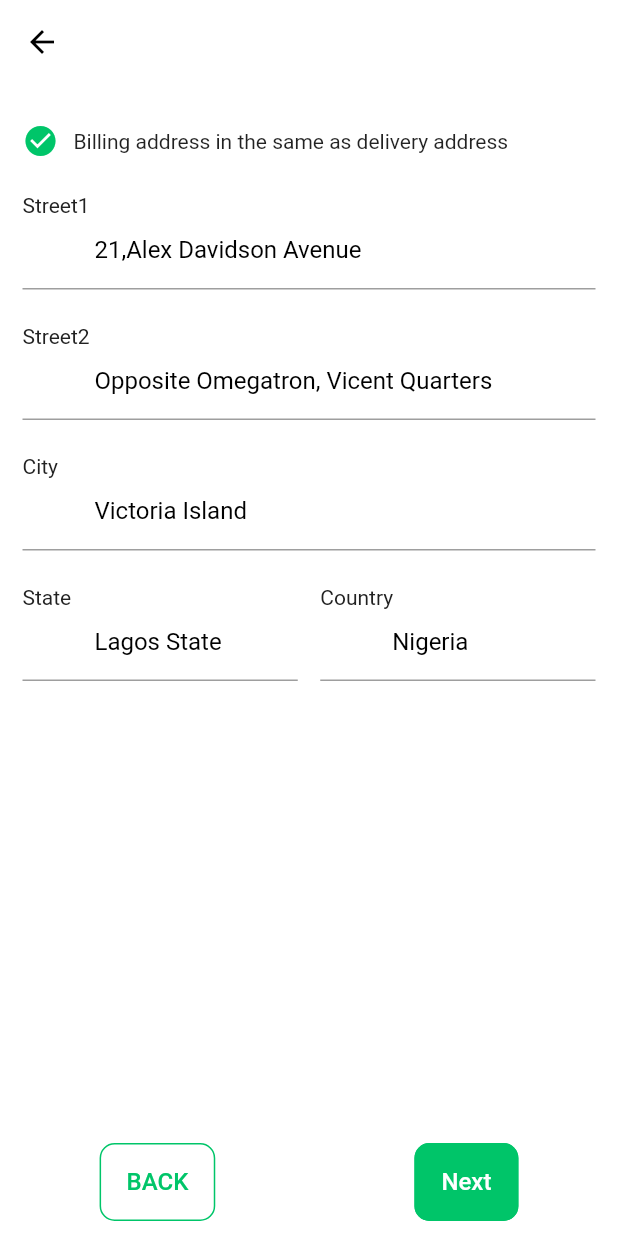
After one commit to mohamedsaad221/e_commerce_app, a Flutter app: the CheckOutScreen screen opened directly, scrolled down 56 dp, after a tap on "Next", on a phone screen of 412 x 824 dp. The commit adds this screen. Run offline on Flutter 3.47's test engine with Material 2 defaults, Android fonts, the phone set to English and light mode, and no system bars; our stand-ins replace bloc, cloud_firestore, firebase_auth, firebase_core, flutter_bloc, flutter_conditional_rendering and 8 more; missing offline and left inert: flutter_facebook_auth; accounts and stored records are empty.

Commit message:
checkout

```diff
--- /dev/null
+++ b/lib/modules/checkout/address_screen.dart
@@ -0,0 +1,130 @@
+import 'package:e_commerce_app/shared/components/custom_button.dart';
+import 'package:e_commerce_app/shared/components/custom_text_form_field.dart';
+import 'package:e_commerce_app/shared/constance.dart';
+import 'package:flutter/cupertino.dart';
+import 'package:flutter/material.dart';
+
+class AddAddressScreen extends StatelessWidget {
+
+  var street1Controller = TextEditingController();
+  var street2Controller = TextEditingController();
+  var cityController = TextEditingController();
+  var stateController = TextEditingController();
+  var countryController = TextEditingController();
+
+  @override
+  Widget build(BuildContext context) {
+    return Scaffold(
+      body: Padding(
+        padding: const EdgeInsets.all(15.0),
+        child: Container(
+          height: MediaQuery.of(context).size.height,
+          child: Column(
+            crossAxisAlignment: CrossAxisAlignment.start,
+            children: [
+              Expanded(
+                child: Column(
+                  children: [
+                    Row(
+                      children:
+                      [
+                        Icon(
+                          Icons.check_circle,
+                          color: myGreen,
+                        ),
+                        SizedBox(
+                          width: 10.0,
+                        ),
+                        Text(
+                          'Billing address in the same as delivery address'
+                        ),
+                      ],
+                    ),
+                    SizedBox(height: 25.0,),
+                    Column(
+                      children: [
+                        CustomTextFormField(
+                            controller: street1Controller,
+                            type: TextInputType.text,
+                            text: 'Street1',
+                            hint: '21,Alex Davidson Avenue',
+                            validate: (value){
+                              if(value.isEmpty){
+                                return 'street must not empty';
+                              }
+                              return null;
+                            },
+                        ),
+                        SizedBox(height: 25.0,),
+                        CustomTextFormField(
+                            controller: street2Controller,
+                            type: TextInputType.text,
+                            text: 'Street2',
+                            hint: 'Opposite Omegatron, Vicent Quarters',
+                            validate: (value){
+                              if(value.isEmpty){
+                                return 'street must not empty';
+                              }
+                              return null;
+                            },
+                        ),
+                        SizedBox(height: 25.0,),
+                        CustomTextFormField(
+                          controller: cityController,
+                          type: TextInputType.text,
+                          text: 'City',
+                          hint: 'Victoria Island',
+                          validate: (value){
+                            if(value.isEmpty){
+                              return 'city must not empty';
+                            }
+                            return null;
+                          },
+                        ),
+                      ],
+                    ),
+                    SizedBox(height: 25,),
+                    Row(
+                      children:
+                      [
+                        Expanded(
+                          child: CustomTextFormField(
+                            controller: stateController,
+                            type: TextInputType.text,
+                            text: 'State',
+                            hint: 'Lagos State',
+                            validate: (value){
+                              if(value.isEmpty){
+                                return 'state must not empty';
+                              }
+                              return null;
+                            },
+                          ),
+                        ),
+                        SizedBox(width: 15.0,),
+                        Expanded(
+                          child: CustomTextFormField(
+                            controller: countryController,
+                            type: TextInputType.text,
+                            text: 'Country',
+                            hint: 'Nigeria',
+                            validate: (value){
+                              if(value.isEmpty){
+                                return 'country must not empty';
+                              }
+                              return null;
+                            },
+                          ),
+                        ),
+                      ],
+                    ),
+                  ],
+                ),
+              ),
+            ],
+          ),
+        ),
+      ),
+    );
+  }
+}
--- /dev/null
+++ b/lib/modules/checkout/checkout_screen.dart
@@ -0,0 +1,102 @@
+import 'package:e_commerce_app/modules/checkout/address_screen.dart';
+import 'package:e_commerce_app/modules/checkout/cubit/cubit.dart';
+import 'package:e_commerce_app/modules/checkout/cubit/state.dart';
+import 'package:e_commerce_app/modules/checkout/summary_screen.dart';
+import 'package:e_commerce_app/shared/components/components.dart';
+import 'package:e_commerce_app/shared/components/custom_button.dart';
+import 'package:e_commerce_app/shared/constance.dart';
+import 'package:flutter/material.dart';
+import 'package:flutter_bloc/flutter_bloc.dart';
+import 'package:im_stepper/stepper.dart';
+
+import 'deliverytime_screen.dart';
+
+class CheckOutScreen extends StatelessWidget {
+  @override
+  Widget build(BuildContext context) {
+    return BlocProvider(
+      create: (BuildContext context) => CheckoutCubit(),
+      child: BlocConsumer<CheckoutCubit, CheckoutState>(
+        listener: (context, state) {},
+        builder: (context, state) {
+          var cubit = CheckoutCubit.get(context);
+          return Scaffold(
+              appBar: AppBar(),
+              body: SingleChildScrollView(
+                child: Container(
+                  height: MediaQuery.of(context).size.height,
+                  child: Column(
+                    children: [
+                      IconStepper(
+                        icons: [
+                          Icon(
+                            Icons.check_circle_outline,
+                            size: 5,
+                          ),
+                          Icon(
+                            Icons.check_circle_outline,
+                            size: 5,
+                          ),
+                          Icon(
+                            Icons.check_circle_outline,
+                            size: 5,
+                          ),
+                        ],
+                        stepRadius: 13.0,
+                        activeStep: cubit.activeStep,
+                        enableNextPreviousButtons: false,
+                        lineLength: 120,
+                        activeStepColor: myGreen,
+                        lineDotRadius: .3,
+                        stepColor: Colors.grey[300],
+                        onStepReached: (index) {
+                          cubit.stepReach(index);
+                        },
+                      ),
+                      SizedBox(
+                        height: 30,
+                      ),
+                      cubit.activeStep == 0
+                          ? Expanded(child: DeliveryTimeScreen())
+                          : cubit.activeStep == 1
+                              ? Expanded(child: AddAddressScreen())
+                              : Expanded(child: SummaryScreen()),
+                      Padding(
+                        padding: const EdgeInsets.only(bottom: 10.0),
+                        child: Row(
+                          mainAxisAlignment: MainAxisAlignment.spaceAround,
+                          children: [
+                            cubit.activeStep == 0
+                                ? Container()
+                                : Align(
+                                    alignment: Alignment.bottomRight,
+                                    child: CustomButton(
+                                      onPressed: () {
+                                        cubit.minusIndex();
+                                      },
+                                      text: 'BACK',
+                                      color: Colors.white,
+                                      textColor: primaryColor,
+                                    ),
+                                  ),
+                            Align(
+                              alignment: Alignment.bottomRight,
+                              child: CustomButton(
+                                onPressed: () {
+                                  cubit.incrementIndex();
+                                },
+                                text: 'Next',
+                              ),
+                            ),
+                          ],
+                        ),
+                      ),
+                    ],
+                  ),
+                ),
+              ));
+        },
+      ),
+    );
+  }
+}
--- /dev/null
+++ b/lib/modules/checkout/cubit/cubit.dart
@@ -0,0 +1,41 @@
+import 'package:e_commerce_app/modules/cart/cart_screen.dart';
+import 'package:e_commerce_app/modules/checkout/address_screen.dart';
+import 'package:e_commerce_app/modules/checkout/cubit/state.dart';
+import 'package:e_commerce_app/modules/checkout/summary_screen.dart';
+import 'package:e_commerce_app/shared/components/components.dart';
+import 'package:e_commerce_app/shared/constance.dart';
+import 'package:flutter/material.dart';
+import 'package:flutter_bloc/flutter_bloc.dart';
+
+import '../deliverytime_screen.dart';
+
+class CheckoutCubit extends Cubit<CheckoutState> {
+  CheckoutCubit() : super(CheckoutInitial());
+
+  static CheckoutCubit get(context) => BlocProvider.of(context);
+
+  int activeStep = 0;
+  int upperBound = 4;
+
+
+  void incrementIndex() {
+    if (activeStep < upperBound) {
+      activeStep++;
+      emit(IncrementChangeIndexStepper());
+    }
+  }
+
+  void minusIndex() {
+    if (activeStep > 0) {
+      activeStep--;
+      emit(MinusChangeIndexStepper());
+    }
+  }
+
+  void stepReach(index){
+    activeStep = index;
+    emit(ReachIndexStepper());
+  }
+
+
+}
--- /dev/null
+++ b/lib/modules/checkout/cubit/state.dart
@@ -0,0 +1,6 @@
+abstract class CheckoutState {}
+
+class CheckoutInitial extends CheckoutState {}
+class IncrementChangeIndexStepper extends CheckoutState {}
+class MinusChangeIndexStepper extends CheckoutState {}
+class ReachIndexStepper extends CheckoutState {}
--- /dev/null
+++ b/lib/modules/checkout/deliverytime_screen.dart
@@ -0,0 +1,126 @@
+import 'package:e_commerce_app/shared/components/custom_button.dart';
+import 'package:flutter/cupertino.dart';
+import 'package:flutter/material.dart';
+
+class DeliveryTimeScreen extends StatelessWidget {
+
+  @override
+  Widget build(BuildContext context) {
+    return Scaffold(
+      body: Padding(
+        padding: const EdgeInsets.all(15.0),
+        child: Column(
+          children: [
+            Expanded(
+              child: Column(
+                crossAxisAlignment: CrossAxisAlignment.start,
+                children: [
+                  Text(
+                    'Standard Delivery',
+                    style: TextStyle(
+                      fontWeight: FontWeight.w600,
+                      fontSize: 16.0
+                    ),
+                  ),
+                  SizedBox(
+                    height: 10.0,
+                  ),
+                  Row(
+                    children:
+                    [
+                      Expanded(
+                        child: Text(
+                          'is simply dummy text of the printing and typesetting industry. Lorem Ipsum has been the industry\'s standard dummy',
+                          style: TextStyle(
+                            fontWeight: FontWeight.w300,
+                            fontSize: 13.0
+                          ),
+                        ),
+                      ),
+                      Radio(
+                          value: 1,
+                          groupValue: 1,
+                          onChanged: (val){
+                            print(val);
+                          },
+
+                      ),
+                    ],
+                  ),
+                  SizedBox(
+                    height: 30.0,
+                  ),
+                  Text(
+                    'Next Day Delivery',
+                    style: TextStyle(
+                        fontWeight: FontWeight.w600,
+                        fontSize: 16.0
+                    ),
+                  ),
+                  SizedBox(
+                    height: 10.0,
+                  ),
+                  Row(
+                    children:
+                    [
+                      Expanded(
+                        child: Text(
+                          'is simply dummy text of the printing and typesetting industry. Lorem Ipsum has been the industry\'s standard dummy',
+                          style: TextStyle(
+                              fontWeight: FontWeight.w300,
+                              fontSize: 13.0
+                          ),
+                        ),
+                      ),
+                      Radio(
+                          value: 1,
+                          groupValue: 1,
+                          onChanged: (val){
+                            print(val);
+                          }
+                      ),
+                    ],
+                  ),
+                  SizedBox(
+                    height: 30.0,
+                  ),
+                  Text(
+                    'Nominated Delivery',
+                    style: TextStyle(
+                        fontWeight: FontWeight.w600,
+                        fontSize: 16.0
+                    ),
+                  ),
+                  SizedBox(
+                    height: 10.0,
+                  ),
+                  Row(
+                    children:
+                    [
+                      Expanded(
+                        child: Text(
+                          'is simply dummy text of the printing and typesetting industry. Lorem Ipsum has been the industry\'s standard dummy',
+                          style: TextStyle(
+                              fontWeight: FontWeight.w300,
+                              fontSize: 13.0
+                          ),
+                        ),
+                      ),
+                      Radio(
+                          value: 1,
+                          groupValue: 1,
+                          onChanged: (val){
+                            print(val);
+                          }
+                      ),
+                    ],
+                  ),
+                ],
+              ),
+            ),
+          ],
+        ),
+      ),
+    );
+  }
+}
--- /dev/null
+++ b/lib/modules/checkout/summary_screen.dart
@@ -0,0 +1,41 @@
+import 'package:e_commerce_app/shared/components/custom_button.dart';
+import 'package:e_commerce_app/shared/components/custom_text.dart';
+import 'package:e_commerce_app/shared/constance.dart';
+import 'package:flutter/material.dart';
+
+class SummaryScreen extends StatelessWidget {
+  const SummaryScreen({Key? key}) : super(key: key);
+
+  @override
+  Widget build(BuildContext context) {
+    return Scaffold(
+      appBar: AppBar(),
+      body:  Padding(
+        padding: const EdgeInsets.all(15.0),
+        child: Column(
+          children: [
+            Row(
+              children:
+              [
+                Container(
+                  width: 120.0,
+                  padding: EdgeInsetsDirectional.only(
+                      start: 10.0
+                  ),
+                  child: Image(
+                    width: 120.0,
+                    fit: BoxFit.cover,
+                    image: NetworkImage(
+                      'https://i.imgur.com/82oYWA2.jpeg',
+                    ),
+                  ),
+                ),
+              ],
+            ),
+          ],
+        ),
+      ),
+    );
+  }
+
+}
--- a/lib/shared/components/custom_button.dart
+++ b/lib/shared/components/custom_button.dart
@@ -32,6 +32,9 @@ class CustomButton extends StatelessWidget {
         ),
         backgroundColor: MaterialStateProperty.all<Color>(color),
         padding: MaterialStateProperty.all<EdgeInsets>(EdgeInsets.all(padding)),
+        side: MaterialStateProperty.all(
+          BorderSide(width: 1, color: primaryColor),
+        ),
       ),
       onPressed: onPressed,
       child: CustomText(
--- a/pubspec.yaml
+++ b/pubspec.yaml
@@ -40,6 +40,7 @@ dependencies:
   sqflite: ^2.0.0+4
   path: ^1.8.0
   flutter_svg: ^0.22.0
+  im_stepper: ^0.1.3
   # firebase
   firebase_core: ^1.6.0
   firebase_auth: ^3.1.1
```
Also changed, not shown: pubspec.lock.
